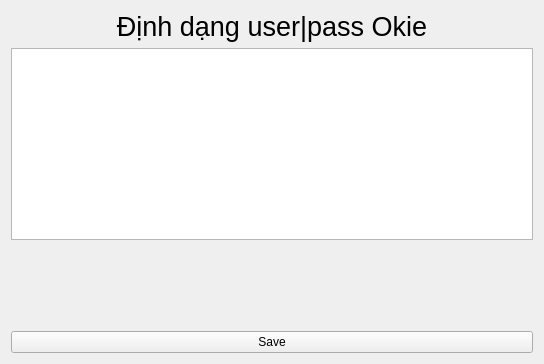
Old version of the form views/ui/addmenu.ui in the repository wolfwarriorvn/FacebookScrape.
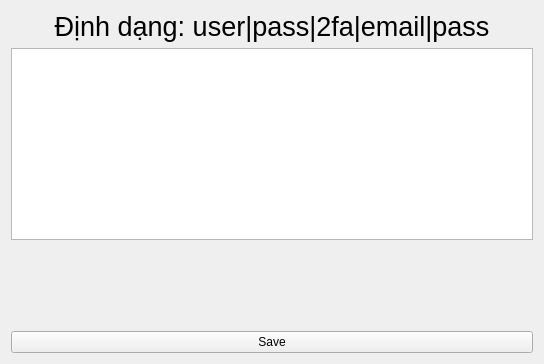
New version of the form. Icons and pictures are not drawn.

Diff of the .ui file:
```diff
--- a/views/ui/addmenu.ui
+++ b/views/ui/addmenu.ui
@@ -22,7 +22,7 @@
       </font>
      </property>
      <property name="text">
-      <string>Định dạng user|pass Okie</string>
+      <string>Định dạng: user|pass|2fa|email|pass</string>
      </property>
      <property name="alignment">
       <set>Qt::AlignCenter</set>
```
